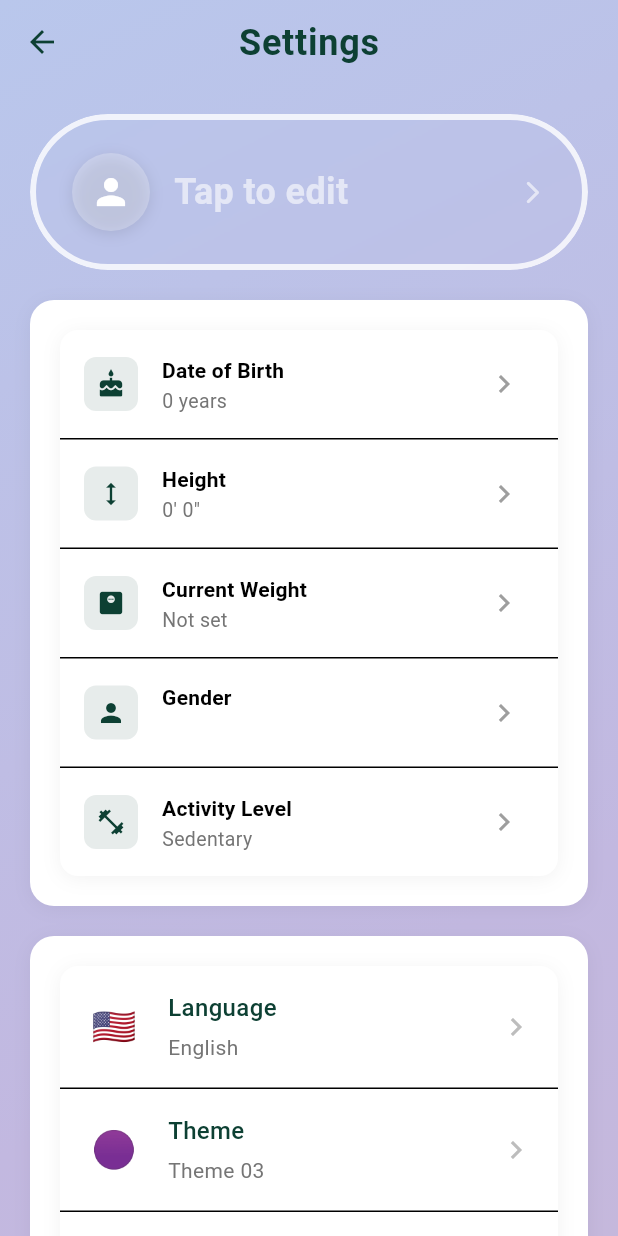
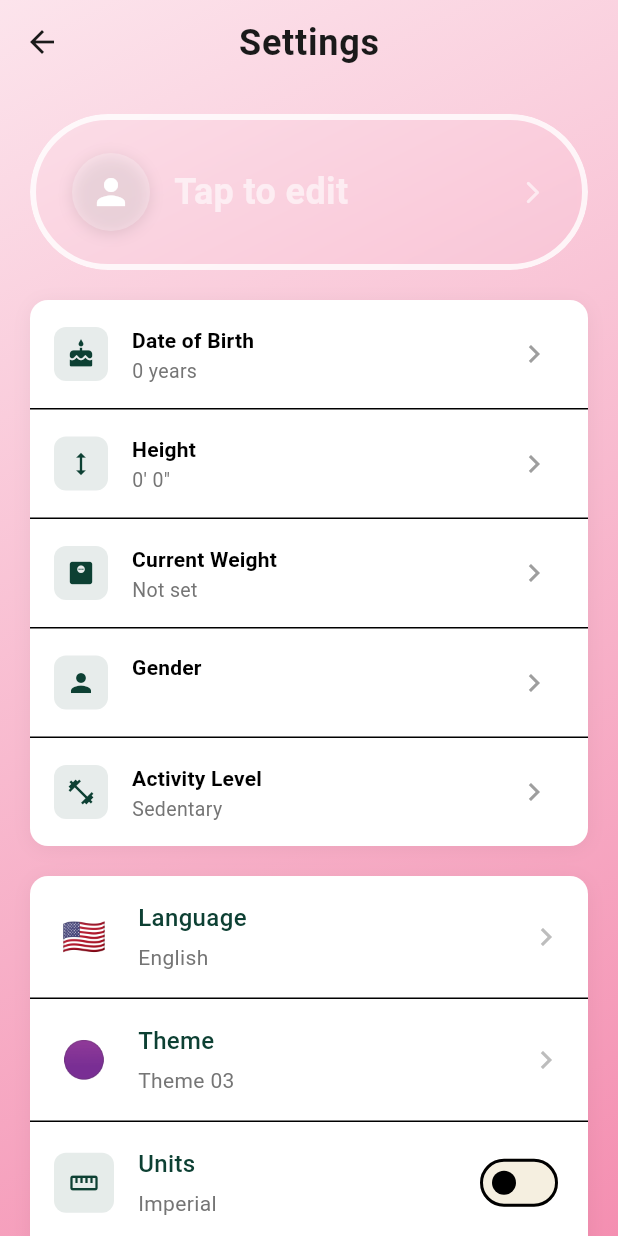
Before and after one commit to siho1117/food_cal, a Flutter app: the SettingsScreen screen opened by its route, on a phone screen of 412 x 824 dp. Run offline on Flutter 3.47's test engine with Material 3 defaults, Android fonts, the phone set to English and light mode, and no system bars; our stand-ins replace camera, flutter_dotenv, flutter_image_compress, get_it, image_gallery_saver, image_picker and 1 more; accounts and stored records are empty.

Commit message:
Your commit message here

````diff
--- a/lib/config/design_system/dialog_theme.dart
+++ b/lib/config/design_system/dialog_theme.dart
@@ -1,6 +1,6 @@
 // lib/config/design_system/dialog_theme.dart
 import 'package:flutter/material.dart';
-import 'theme.dart';
+import 'theme_design.dart';  // ✅ NEW: Using theme_design instead of theme
 
 /// Dialog styling constants following the Dialog Style Guide
 ///
@@ -36,7 +36,7 @@ class AppDialogTheme {
   static const FontWeight titleFontWeight = FontWeight.w600;
 
   /// Text color for dialog title
-  static const Color titleColor = AppTheme.textDark; // Color(0xFF1A1A1A)
+  static const Color titleColor = AppColors.textDark;  // ✅ Using AppColors
 
   /// Complete text style for dialog title
   static const TextStyle titleStyle = TextStyle(
@@ -73,7 +73,7 @@ class AppDialogTheme {
   static const double inputFontSize = 16.0;
 
   /// Text color for input field
-  static const Color inputTextColor = AppTheme.textDark; // Color(0xFF1A1A1A)
+  static const Color inputTextColor = AppColors.textDark;  // ✅ Using AppColors
 
   /// Border radius for input fields
   static const double inputBorderRadius = 12.0;
@@ -82,7 +82,7 @@ class AppDialogTheme {
   static Color get inputBorderColor => Colors.grey.shade300;
 
   /// Focused border color
-  static const Color inputFocusedBorderColor = AppTheme.textDark; // Color(0xFF1A1A1A)
+  static const Color inputFocusedBorderColor = AppColors.textDark;  // ✅ Using AppColors
 
   /// Default border width
   static const double inputBorderWidth = 1.0;
@@ -168,7 +168,7 @@ class AppDialogTheme {
   // ═══════════════════════════════════════════════════════════════
 
   /// Background color for primary button
-  static const Color primaryButtonBackgroundColor = AppTheme.textDark; // Color(0xFF1A1A1A)
+  static const Color primaryButtonBackgroundColor = AppColors.textDark;  // ✅ Using AppColors
 
   /// Text color for primary button
   static const Color primaryButtonTextColor = Colors.white;
--- a/lib/config/design_system/gradient_background.dart
+++ /dev/null
@@ -1,80 +0,0 @@
-// lib/config/design_system/gradient_background.dart
-import 'package:flutter/material.dart';
-import 'theme.dart';
-
-/// Flexible gradient background widget with multiple preset support
-/// Automatically adapts to light/dark mode
-///
-/// Usage:
-/// ```dart
-/// GradientBackground(
-///   gradientName: 'home',  // or 'warm', 'cool', 'minimal'
-///   child: Scaffold(...),
-/// )
-/// ```
-class GradientBackground extends StatelessWidget {
-  final Widget child;
-  final String gradientName;
-  final Alignment? begin;
-  final Alignment? end;
-
-  const GradientBackground({
-    super.key,
-    required this.child,
-    this.gradientName = 'home', // Default to home gradient
-    this.begin,
-    this.end,
-  });
-
-  @override
-  Widget build(BuildContext context) {
-    final brightness = Theme.of(context).brightness;
-
-    return Container(
-      decoration: BoxDecoration(
-        gradient: AppTheme.getGradient(
-          gradientName,
-          brightness,
-          begin: begin ?? Alignment.topLeft,
-          end: end ?? Alignment.bottomRight,
-        ),
-      ),
-      child: child,
-    );
-  }
-}
-
-/// Convenience constructors for specific gradients
-extension GradientBackgroundPresets on GradientBackground {
-  /// Home screen gradient (purple/pink → blue in light, dark purple in dark mode)
-  static Widget home({required Widget child}) {
-    return GradientBackground(
-      gradientName: 'home',
-      child: child,
-    );
-  }
-
-  /// Warm gradient (coral → gold in light, dark burgundy in dark mode)
-  static Widget warm({required Widget child}) {
-    return GradientBackground(
-      gradientName: 'warm',
-      child: child,
-    );
-  }
-
-  /// Cool gradient (mint → teal in light, dark teal in dark mode)
-  static Widget cool({required Widget child}) {
-    return GradientBackground(
-      gradientName: 'cool',
-      child: child,
-    );
-  }
-
-  /// Minimal gradient (beige → white in light, dark gray in dark mode)
-  static Widget minimal({required Widget child}) {
-    return GradientBackground(
-      gradientName: 'minimal',
-      child: child,
-    );
-  }
-}
--- a/lib/screens/settings_screen.dart
+++ b/lib/screens/settings_screen.dart
@@ -7,8 +7,8 @@ import '../widgets/settings/profile_section_widget.dart';
 import '../widgets/settings/personal_details_widget.dart';
 import '../widgets/settings/preferences_widget.dart';
 import '../widgets/settings/feedback_widget.dart';
-import '../config/design_system/theme.dart';
-import '../config/design_system/gradient_background.dart';
+import '../config/design_system/theme_design.dart';  // ✅ For AppColors if needed
+import '../config/design_system/theme_background.dart';
 
 class SettingsScreen extends StatefulWidget {
   // Parameter to check if we should show back button
@@ -29,8 +29,11 @@ class _SettingsScreenState extends State<SettingsScreen> {
     // Wrap with Consumer<ThemeProvider> to get dynamic gradient
     return Consumer<ThemeProvider>(
       builder: (context, themeProvider, child) {
-        return GradientBackground(
-          gradientName: themeProvider.selectedGradient, // Dynamic gradient
+        return Container(
+          // ✅ NEW: Direct gradient decoration using ThemeBackground
+          decoration: BoxDecoration(
+            gradient: ThemeBackground.getGradient(themeProvider.selectedGradient),
+          ),
           child: Scaffold(
             backgroundColor: Colors.transparent, // Make transparent to show gradient
             // Add an app bar with back button when needed
@@ -40,13 +43,13 @@ class _SettingsScreenState extends State<SettingsScreen> {
                     elevation: 0,
                     leading: IconButton(
                       icon: const Icon(Icons.arrow_back),
-                      color: AppTheme.primaryBlue,
+                      color: AppColors.textDark,  // ✅ Using AppColors
                       onPressed: () => Navigator.of(context).pop(),
                     ),
                     title: const Text(
                       'Settings',
                       style: TextStyle(
-                        color: AppTheme.primaryBlue,
+                        color: AppColors.textDark,  // ✅ Using AppColors
                         fontWeight: FontWeight.bold,
                       ),
                     ),
@@ -67,61 +70,20 @@ class _SettingsScreenState extends State<SettingsScreen> {
                         const SizedBox(height: 20),
 
                         // Personal Details
-                        Container(
-                          padding: const EdgeInsets.all(20),
-                          decoration: BoxDecoration(
-                            color: Colors.white,
-                            borderRadius: BorderRadius.circular(16),
-                            boxShadow: [
-                              BoxShadow(
-                                color: Colors.black.withValues(alpha: 0.05),
-                                blurRadius: 10,
-                                offset: const Offset(0, 2),
-                              ),
-                            ],
-                          ),
-                          child: const PersonalDetailsWidget(),
-                        ),
+                        const PersonalDetailsWidget(),
 
                         const SizedBox(height: 20),
 
-                        // Preferences
-                        Container(
-                          padding: const EdgeInsets.all(20),
-                          decoration: BoxDecoration(
-                            color: Colors.white,
-                            borderRadius: BorderRadius.circular(16),
-                            boxShadow: [
-                              BoxShadow(
-                                color: Colors.black.withValues(alpha: 0.05),
-                                blurRadius: 10,
-                                offset: const Offset(0, 2),
-                              ),
-                            ],
-                          ),
-                          child: const PreferencesWidget(),
-                        ),
+                        // Preferences (language, theme, units)
+                        const PreferencesWidget(),
 
                         const SizedBox(height: 20),
 
-                        // Feedback
-                        Container(
-                          padding: const EdgeInsets.all(20),
-                          decoration: BoxDecoration(
-                            color: Colors.white,
-                            borderRadius: BorderRadius.circular(16),
-                            boxShadow: [
-                              BoxShadow(
-                                color: Colors.black.withValues(alpha: 0.05),
-                                blurRadius: 10,
-                                offset: const Offset(0, 2),
-                              ),
-                            ],
-                          ),
-                          child: const FeedbackWidget(),
-                        ),
+                        // Feedback Widget
+                        const FeedbackWidget(),
 
-                        const SizedBox(height: 20),
+                        // Bottom padding for navigation bar
+                        const SizedBox(height: 100),
                       ],
                     ),
                   );
````
Also changed, not shown: lib/screens/home_screen.dart (+26 -21 lines).
